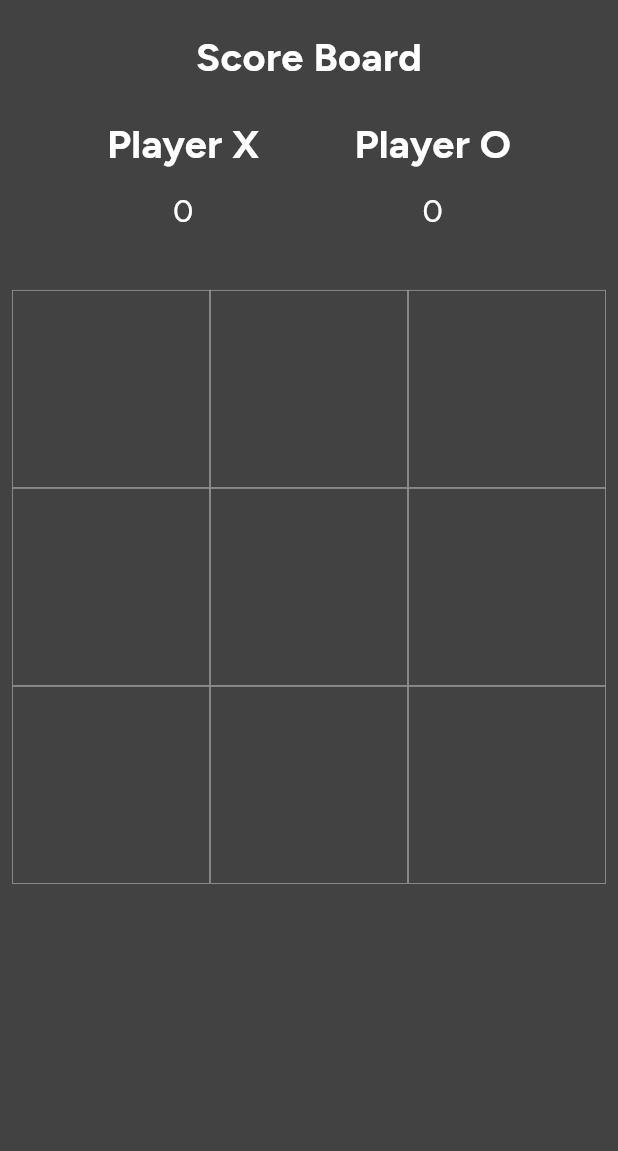
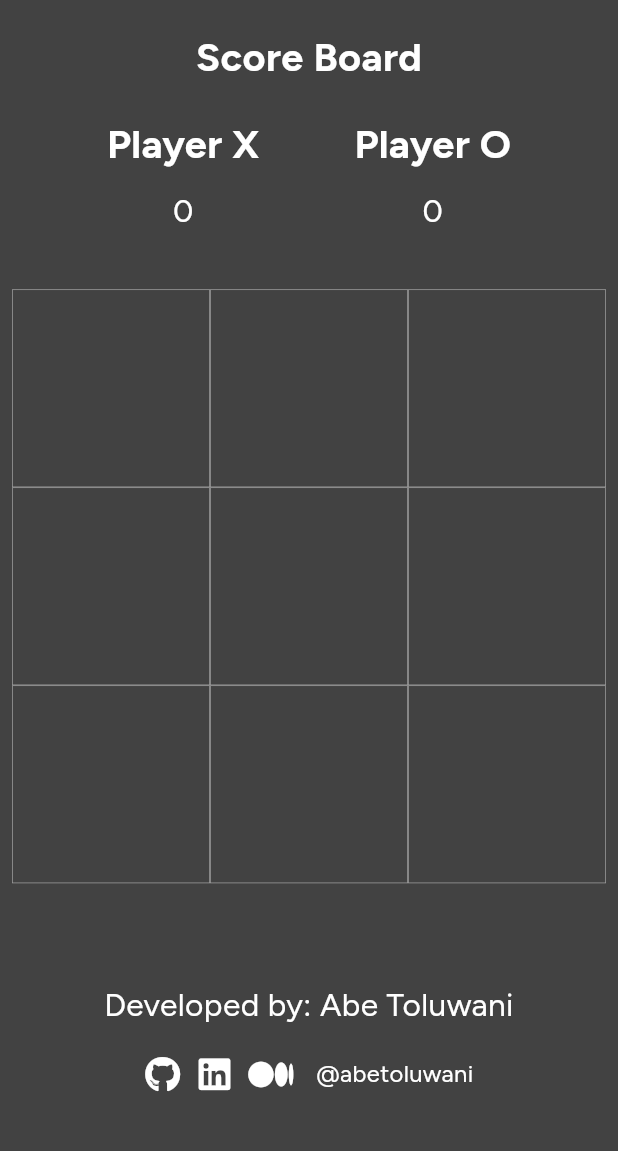
Before and after one commit to abetoluwani/tic-tac-toe, a Flutter app: the HomepageView screen opened by its route, on a phone screen of 412 x 824 dp, the part 69-1220 px from its top. Run offline on Flutter 3.47's test engine with Material 3 defaults, Android fonts, the phone set to English and light mode, and no system bars; our stand-ins replace avatar_glow, flutter_screenutil, font_awesome_flutter, get, google_fonts.

Commit message:
app completion

```diff
--- /dev/null
+++ b/lib/app/constants/images.dart
@@ -0,0 +1,3 @@
+class AppImages {
+  static const String logo = 'assets/images/Tic_tac_toe.png';
+}
--- a/lib/app/modules/homepage/views/homepage_view.dart
+++ b/lib/app/modules/homepage/views/homepage_view.dart
@@ -1,10 +1,10 @@
 import 'package:flutter/material.dart';
-import 'package:flutter/widgets.dart';
 import 'package:get/get.dart';
 import 'package:tictactoe/app/theme/colors.dart';
 import 'package:tictactoe/app/widgets/apptext.dart';
-import 'package:tictactoe/app/widgets/space.dart';
 import '../controllers/homepage_controller.dart';
+import 'widgets/socials.dart';
+import 'widgets/topbar.dart';
 
 // ignore: must_be_immutable
 class HomepageView extends StatefulWidget {
@@ -44,55 +44,14 @@ class _HomepageViewState extends State<HomepageView> {
             crossAxisAlignment: CrossAxisAlignment.start,
             children: [
               Expanded(
+                flex: 2,
                 child: SizedBox(
                   width: Get.width,
-                  child: Column(
-                    crossAxisAlignment: CrossAxisAlignment.center,
-                    children: [
-                      BigAppText(
-                        'TIC TAC TOE GAME',
-                        color: AppColors.white,
-                      ),
-                      vSpace(20),
-                      //Score Board
-                      BigAppText(
-                        'Score Board',
-                        color: AppColors.white,
-                      ),
-                      vSpace(20),
-                      Row(
-                          mainAxisAlignment: MainAxisAlignment.spaceEvenly,
-                          children: [
-                            Column(
-                              children: [
-                                BigAppText(
-                                  'Player X',
-                                  color: AppColors.white,
-                                ),
-                                vSpace(10),
-                                MedAppText(controller.xscore.toString(),
-                                    color: AppColors.white),
-                              ],
-                            ),
-                            Column(
-                              children: [
-                                BigAppText(
-                                  'Player O',
-                                  color: AppColors.white,
-                                ),
-                                vSpace(10),
-                                MedAppText(controller.oscore.toString(),
-                                    color: AppColors.white),
-                              ],
-                            )
-                          ])
-                    ],
-                  ),
+                  child: AppTopBar(controller: controller),
                 ),
               ),
-              vSpace(40),
               Expanded(
-                flex: 3,
+                flex: 4,
                 child: GridView.builder(
                   itemCount: 9,
                   gridDelegate: const SliverGridDelegateWithFixedCrossAxisCount(
@@ -115,6 +74,9 @@ class _HomepageViewState extends State<HomepageView> {
                   },
                 ),
               ),
+              const Expanded(
+                child: Socials(),
+              )
             ],
           ),
         ),
--- /dev/null
+++ b/lib/app/modules/homepage/views/widgets/socials.dart
@@ -0,0 +1,36 @@
+import 'package:flutter/material.dart';
+import 'package:font_awesome_flutter/font_awesome_flutter.dart';
+
+import '../../../../theme/colors.dart';
+import '../../../../widgets/apptext.dart';
+import '../../../../widgets/space.dart';
+
+class Socials extends StatelessWidget {
+  const Socials({
+    super.key,
+  });
+
+  @override
+  Widget build(BuildContext context) {
+    return Column(
+      crossAxisAlignment: CrossAxisAlignment.center,
+      children: [
+        MedAppText('Developed by: Abe Toluwani',
+            textAlign: TextAlign.center, color: AppColors.white),
+        vSpace(20),
+        Row(
+          mainAxisAlignment: MainAxisAlignment.center,
+          children: [
+            const Icon(FontAwesomeIcons.github, color: AppColors.white),
+            hSpace(10),
+            const Icon(FontAwesomeIcons.linkedin, color: AppColors.white),
+            hSpace(10),
+            const Icon(FontAwesomeIcons.medium, color: AppColors.white),
+            hSpace(20),
+            SmallAppText('@abetoluwani', color: AppColors.white),
+          ],
+        )
+      ],
+    );
+  }
+}
--- /dev/null
+++ b/lib/app/modules/homepage/views/widgets/topbar.dart
@@ -0,0 +1,61 @@
+import 'package:flutter/material.dart';
+
+import '../../../../theme/colors.dart';
+import '../../../../widgets/apptext.dart';
+import '../../../../widgets/space.dart';
+import '../../controllers/homepage_controller.dart';
+
+class AppTopBar extends StatelessWidget {
+  const AppTopBar({
+    super.key,
+    required this.controller,
+  });
+
+  final HomepageController controller;
+
+  @override
+  Widget build(BuildContext context) {
+    return Column(
+      crossAxisAlignment: CrossAxisAlignment.center,
+      children: [
+        BigAppText(
+          'TIC TAC TOE GAME',
+          color: AppColors.white,
+        ),
+        vSpace(20),
+        //Score Board
+        BigAppText(
+          'Score Board',
+          color: AppColors.white,
+        ),
+        vSpace(20),
+        Row(
+            mainAxisAlignment: MainAxisAlignment.spaceEvenly,
+            children: [
+              Column(
+                children: [
+                  BigAppText(
+                    'Player X',
+                    color: AppColors.white,
+                  ),
+                  vSpace(10),
+                  MedAppText(controller.xscore.toString(),
+                      color: AppColors.white),
+                ],
+              ),
+              Column(
+                children: [
+                  BigAppText(
+                    'Player O',
+                    color: AppColors.white,
+                  ),
+                  vSpace(10),
+                  MedAppText(controller.oscore.toString(),
+                      color: AppColors.white),
+                ],
+              )
+            ])
+      ],
+    );
+  }
+}
--- a/pubspec.yaml
+++ b/pubspec.yaml
@@ -39,6 +39,8 @@ dependencies:
   get_cli: ^1.8.1
   flutter_screenutil: ^5.9.0
   google_fonts: ^6.2.1
+  font_awesome_flutter: ^10.7.0
+  avatar_glow: ^3.0.1
 
 dev_dependencies:
   flutter_test:
@@ -63,8 +65,8 @@ flutter:
   uses-material-design: true
 
   # To add assets to your application, add an assets section, like this:
-  # assets:
-  #   - images/a_dot_burr.jpeg
+  assets:
+    - assets/images/
   #   - images/a_dot_ham.jpeg
 
   # An image asset can refer to one or more resolution-specific "variants", see
```
Also changed, not shown: lib/app/modules/splashscreen/controllers/splashscreen_controller.dart (+5 -5 lines), lib/app/modules/splashscreen/views/splashscreen_view.dart (+51 -9 lines), assets/images/10.webp (added), assets/images/Tic_tac_toe.png (added), pubspec.lock, 6 other files.
